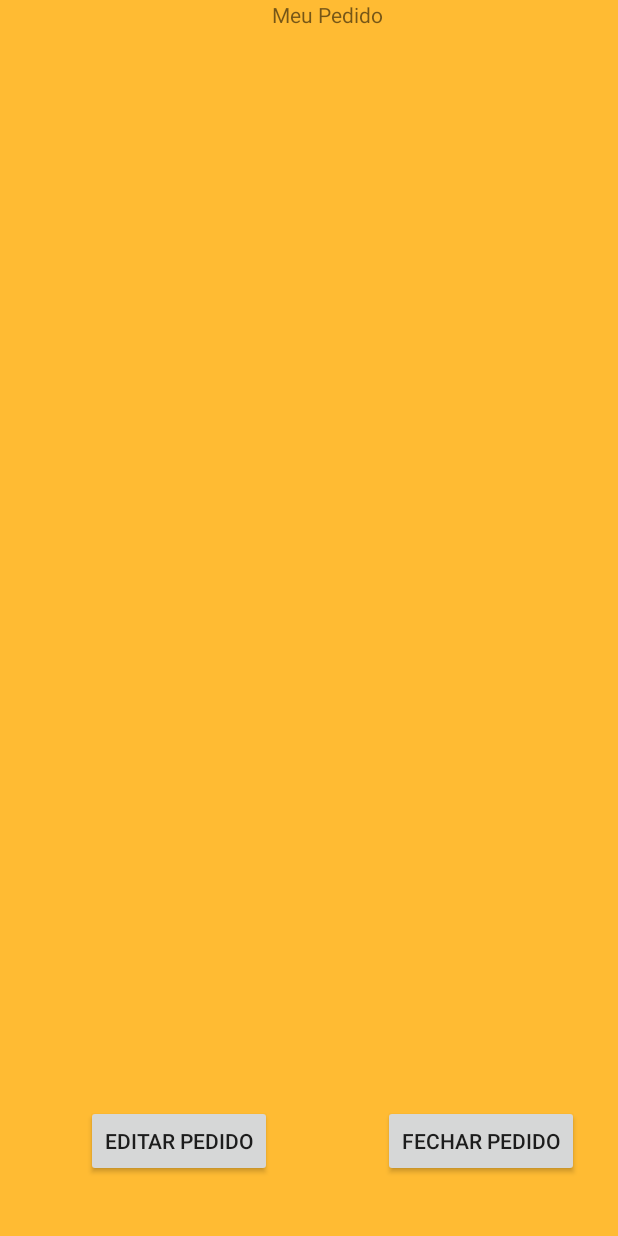
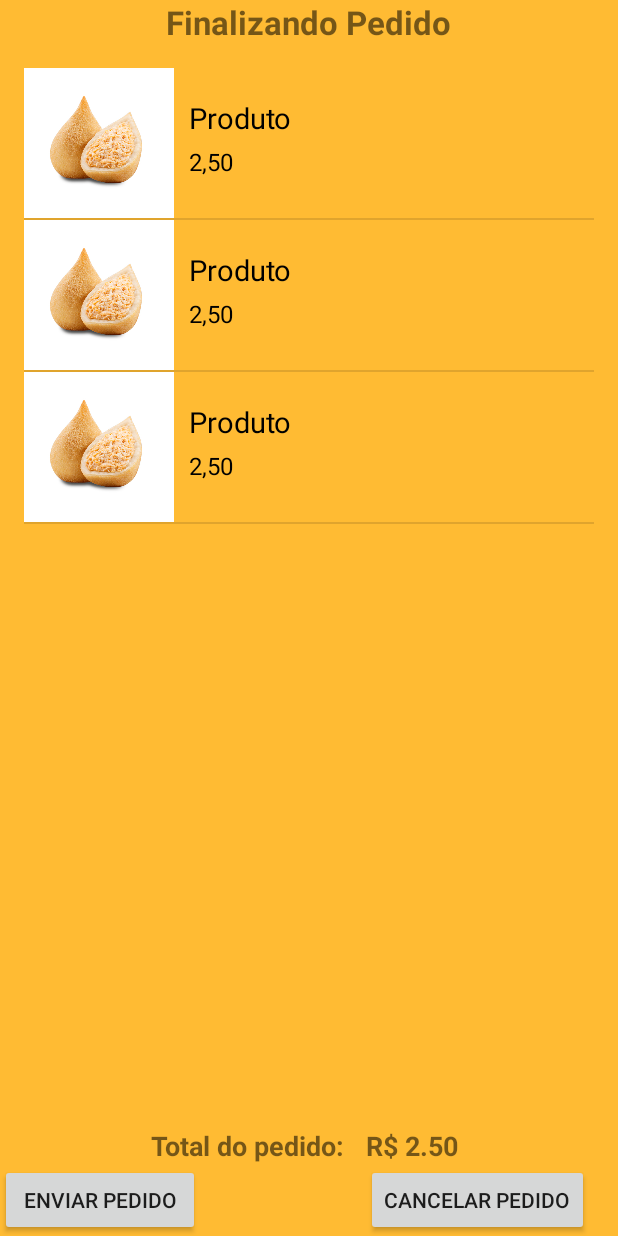
Before and after one commit to andrelrodrigues/PedeLanche, an Android app: the layout pedido.xml on its own in the app's theme, with its tools: preview values and no code run, on a phone screen of 412 x 824 dp. Run offline under Robolectric (Android 15) with nearby library versions, the phone set to English and light mode, and no system bars.

Commit message:
Realizado ajustes e implementações na classe Pedido, Layout pedido e criado Layout item_pedido.

```diff
--- a/app/src/main/java/com/example/laboratorio/pedelanche/Pedido.java
+++ b/app/src/main/java/com/example/laboratorio/pedelanche/Pedido.java
@@ -5,9 +5,13 @@ import android.os.Bundle;
 import android.support.v7.app.AppCompatActivity;
 import android.util.Log;
 import android.widget.ArrayAdapter;
+import android.widget.ListView;
+import android.widget.TextView;
 
+import com.example.laboratorio.pedelanche.adapter.ProdutosAdapter;
 import com.example.laboratorio.pedelanche.model.Produto;
 
+import java.text.NumberFormat;
 import java.util.ArrayList;
 
 /**
@@ -15,22 +19,34 @@ import java.util.ArrayList;
  */
 
 public class Pedido extends AppCompatActivity{
+    NumberFormat formato = NumberFormat.getCurrencyInstance();
     public static ArrayList<Produto> produtoPedido = new ArrayList<>();
 
     @Override
     protected void onCreate(Bundle savedInstanceState) {
         super.onCreate(savedInstanceState);
         setContentView(R.layout.pedido);
+        final ListView listaPedido = (ListView) findViewById(R.id.list_pedido);
+        TextView valorTotal = (TextView) findViewById(R.id.tvValorTotal);
 
         ArrayList<Produto> proutosPedido = Pedido.produtoPedido;
+
+        double totalPedido = 0.0;
+
+        ProdutosAdapter adapter = new ProdutosAdapter(this, proutosPedido);
+        listaPedido.setAdapter(adapter);
 
         Integer tamnanho = proutosPedido.size();
         Log.d("Tamanho", tamnanho.toString());
 
         for(int i=0;  i < proutosPedido.size();i++){
             Produto produto = proutosPedido.get(i);
-            Log.d("Pedido ", produto.getProduto() + " " + produto.getValor());
+            totalPedido = totalPedido + produto.getValor();
+            Log.d("Pedido ", produto.getProduto() + " " + produto.getValor() + " soma: " + valorTotal);
         }
+
+        valorTotal.setText(formato.format(totalPedido));
+
 
     }
 }
--- /dev/null
+++ b/app/src/main/res/layout/item_pedido.xml
@@ -0,0 +1,52 @@
+<?xml version="1.0" encoding="utf-8"?>
+<LinearLayout xmlns:android="http://schemas.android.com/apk/res/android"
+    xmlns:app="http://schemas.android.com/apk/res-auto"
+    android:layout_width="match_parent"
+    android:layout_height="wrap_content"
+    android:orientation="horizontal">
+
+    <ImageView
+        android:id="@+id/item_salgado"
+        android:layout_width="100dp"
+        android:layout_height="100dp"
+        android:scaleType="centerInside"
+        android:src="@drawable/salgado1"
+        android:focusableInTouchMode="false"
+        android:clickable="false"
+        android:focusable="false"
+        />
+
+    <LinearLayout
+        android:layout_width="0dp"
+        android:layout_height="wrap_content"
+        android:layout_weight="8"
+        android:orientation="vertical"
+        android:padding="10dp">
+
+        <TextView
+            android:id="@+id/item_descricao"
+            android:layout_width="wrap_content"
+            android:layout_height="wrap_content"
+            android:layout_marginTop="10dp"
+            android:text="Produto"
+            android:textSize="19dp"
+            android:textColor="@android:color/black"
+            android:focusableInTouchMode="false"
+            android:clickable="false"
+            android:focusable="false"/>
+
+        <TextView
+            android:id="@+id/item_valor"
+            android:layout_width="wrap_content"
+            android:layout_height="wrap_content"
+            android:layout_marginTop="5dp"
+            android:text="2,50"
+            android:textSize="16dp"
+            android:textColor="@android:color/black"
+            android:focusableInTouchMode="false"
+            android:clickable="false"
+            android:focusable="false"/>
+
+    </LinearLayout>
+
+</LinearLayout>
--- a/app/src/main/res/layout/pedido.xml
+++ b/app/src/main/res/layout/pedido.xml
@@ -1,33 +1,78 @@
 <?xml version="1.0" encoding="utf-8"?>
 <RelativeLayout xmlns:android="http://schemas.android.com/apk/res/android"
+    xmlns:tools="http://schemas.android.com/tools"
     android:layout_width="match_parent"
     android:layout_height="match_parent"
     android:background="@android:color/holo_orange_light">
 
     <TextView
-        android:text="Meu Pedido"
+        android:text="Finalizando Pedido"
         android:layout_width="wrap_content"
         android:layout_height="wrap_content"
         android:id="@+id/txtPedido"
-        android:layout_weight="1"
-        android:layout_toStartOf="@+id/btnFechar" />
+        android:layout_centerHorizontal="true"
+        android:textSize="22dp"
+        android:textStyle="bold"/>
+        <!--android:layout_toStartOf="@+id/btnFechar"-->
+    <RelativeLayout
+        android:padding="@dimen/activity_horizontal_margin"
+        android:layout_width="match_parent"
+        android:layout_height="match_parent"
+        android:layout_below="@+id/txtPedido"
+        android:layout_above="@+id/tvTotal"
+        android:id="@+id/relativeLayout"
+        android:layout_alignParentStart="true">
 
-    <Button
-        android:text="Fechar Pedido"
+        <ListView
+            android:id="@+id/list_pedido"
+            android:layout_width="match_parent"
+            android:layout_height="match_parent"
+            tools:listitem="@layout/item_pedido"
+            >
+        </ListView>
+
+    </RelativeLayout>
+
+
+
+    <TextView
+        android:id="@+id/tvTotal"
         android:layout_width="wrap_content"
         android:layout_height="wrap_content"
-        android:layout_marginBottom="39dp"
-        android:id="@+id/btnFechar"
-        android:layout_alignParentBottom="true"
-        android:layout_alignParentEnd="true"
-        android:layout_marginEnd="26dp" />
+        android:text="Total do pedido:"
+        android:textSize="18dp"
+        android:textStyle="bold"
+        android:layout_above="@+id/btnEditPedido"
+        android:layout_toStartOf="@+id/btnFechar"
+        android:layout_marginEnd="14dp" />
 
+    <TextView
+        android:id="@+id/tvValorTotal"
+        android:layout_width="wrap_content"
+        android:layout_height="wrap_content"
+        android:text="R$ 2.50"
+        android:textSize="18dp"
+        android:textStyle="bold"
+        android:layout_toEndOf="@+id/tvTotal"
+        android:layout_below="@+id/relativeLayout" />
     <Button
-        android:text="Editar Pedido"
+        android:text=" Enviar Pedido "
         android:layout_width="wrap_content"
         android:layout_height="wrap_content"
         android:id="@+id/btnEditPedido"
-        android:layout_alignBaseline="@+id/btnFechar"
-        android:layout_alignBottom="@+id/btnFechar"
-        android:layout_toStartOf="@+id/txtPedido" />
+        android:layout_alignParentBottom="true"
+        android:layout_alignParentStart="true" />
+
+    <Button
+        android:text="Cancelar Pedido"
+        android:layout_width="wrap_content"
+        android:layout_height="wrap_content"
+        android:id="@+id/btnFechar"
+        android:layout_marginEnd="19dp"
+        android:layout_alignParentBottom="true"
+        android:layout_alignParentEnd="true" />
+
+
+
+
 </RelativeLayout>
```
